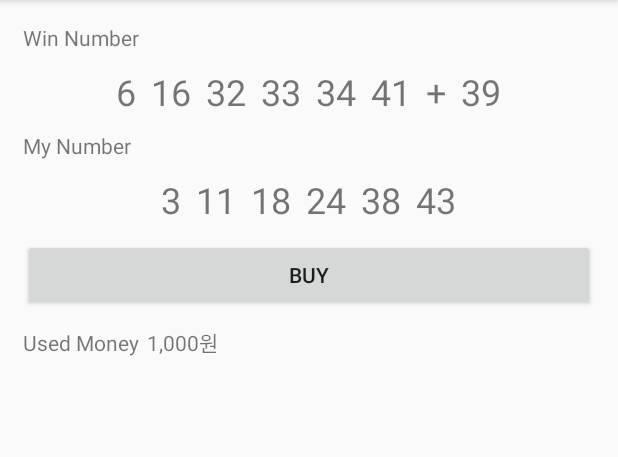
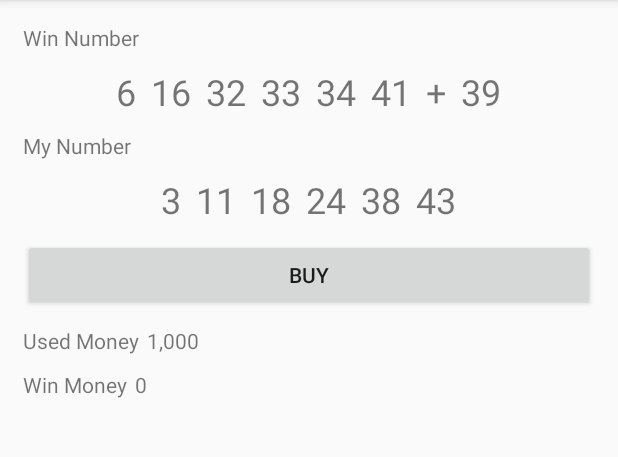
Before and after one commit to yhwba/FinalProject_LottoSimulator, an Android app: the screen it shows after launch (MainActivity), after a tap on "BUY", on a phone screen of 412 x 824 dp, the part 84-541 px from its top. Run offline under Robolectric (Android 15) with nearby library versions, the phone set to English and light mode, and no system bars; our stand-ins replace data binding.

Commit message:
당첨 등수 계산 + 금액 표시

```diff
--- a/app/src/main/java/kr/co/yhw/finalproject_lottosimulator_20200602/MainActivity.java
+++ b/app/src/main/java/kr/co/yhw/finalproject_lottosimulator_20200602/MainActivity.java
@@ -23,6 +23,10 @@ public class MainActivity extends BaseActivity {
     List<TextView> winNumTxts = new ArrayList<>();
     long useMoney = 0L;
 
+    long winMoney = 0L;
+
+    List<TextView> myNumTxts = new ArrayList<>();
+
     @Override
     protected void onCreate(Bundle savedInstanceState) {
         super.onCreate(savedInstanceState);
@@ -46,26 +50,84 @@ public class MainActivity extends BaseActivity {
 
     @Override
     public void setValues() {
-        winNumTxts.add((binding.winNumTxt01));
-        winNumTxts.add((binding.winNumTxt02));
-        winNumTxts.add((binding.winNumTxt03));
-        winNumTxts.add((binding.winNumTxt04));
-        winNumTxts.add((binding.winNumTxt05));
-        winNumTxts.add((binding.winNumTxt06));
+        winNumTxts.add(binding.winNumTxt01);
+        winNumTxts.add(binding.winNumTxt02);
+        winNumTxts.add(binding.winNumTxt03);
+        winNumTxts.add(binding.winNumTxt04);
+        winNumTxts.add(binding.winNumTxt05);
+        winNumTxts.add(binding.winNumTxt06);
+
+        myNumTxts.add(binding.myNumTxt01);
+        myNumTxts.add(binding.myNumTxt02);
+        myNumTxts.add(binding.myNumTxt03);
+        myNumTxts.add(binding.myNumTxt04);
+        myNumTxts.add(binding.myNumTxt05);
+        myNumTxts.add(binding.myNumTxt06);
+
     }
 
-    void checkWinRank(){
-        useMoney +=1000;
+    void checkWinRank() {
+        useMoney += 1000;
 
         binding.useMoneyTxt.setText(String.format("%,d원 ", useMoney));
 
+        int correctCount = 0;
+
+        for (TextView myNumTxt : myNumTxts){
+            //               myNumTxt(string)을 int로 바꿔야함 =>
+            int myNum = Integer.parseInt(myNumTxt.getText().toString());
+
+            for (int winNum : winLottoNumArr){
+
+                if(myNum == winNum){
+                    correctCount++;
+                }
+            }
+        }
+        if (correctCount == 6 ){
+            winMoney += 1300000000;
+        }
+        else if (correctCount ==5){
+            boolean isBounsNumCorrect = false;
+
+            for(TextView myNumTxt :myNumTxts){
+                int myNum = Integer.parseInt(myNumTxt.getText().toString());
+
+                if (myNum == bounsNum){
+                    isBounsNumCorrect =true;
+                    break;
+                }
+            }
+            if (isBounsNumCorrect){
+                winMoney +=54000000;
+            }
+            else {
+                winMoney +=1450000;
+            }
+        }
+        else if (correctCount ==4 ){
+            winMoney +=50000;
+        }
+        else if (correctCount == 3){
+            winMoney +=5000;
+//            useMoney -=5000;
+        }
+        else {
+
+        }
+
+        binding.winMoneyTxt.setText(String.format("%,d",winMoney));
+        binding.useMoneyTxt.setText(String.format("%,d",useMoney));
+
+
     }
+
     void makeLottoWinNumbers() {
 //        로또 넘버 초기화
         for (int i = 0; i < winLottoNumArr.length; i++) {
             winLottoNumArr[i] = 0;
         }
-        bounsNum =0;
+        bounsNum = 0;
 
 //        여섯개의 당첨번호 뽑기
         for (int i = 0; i < winLottoNumArr.length; i++) {
@@ -91,20 +153,20 @@ public class MainActivity extends BaseActivity {
         }
         Arrays.sort(winLottoNumArr);
 
-        while (true){
+        while (true) {
 
-            int randomNum =(int)(Math.random()*45 +1);
+            int randomNum = (int) (Math.random() * 45 + 1);
 
             boolean isDuplicatedOk = true;
 
-            for (int num : winLottoNumArr){
-                if (num == randomNum){
-                    isDuplicatedOk=false;
+            for (int num : winLottoNumArr) {
+                if (num == randomNum) {
+                    isDuplicatedOk = false;
                     break;
                 }
             }
 
-            if(isDuplicatedOk){
+            if (isDuplicatedOk) {
                 bounsNum = randomNum;
                 break;
             }
@@ -113,10 +175,10 @@ public class MainActivity extends BaseActivity {
         for (int i = 0; i < winNumTxts.size(); i++) {
             int winNum = winLottoNumArr[i];
 //            Log.d("당첨번호", winNum + "");
-            winNumTxts.get(i).setText(winNum+"");
+            winNumTxts.get(i).setText(winNum + "");
         }
 
-        binding.bounsNumTxt.setText(bounsNum+"");
+        binding.bounsNumTxt.setText(bounsNum + "");
 
 
     }
--- a/app/src/main/res/layout/activity_main.xml
+++ b/app/src/main/res/layout/activity_main.xml
@@ -176,6 +176,25 @@
                 android:text=" : 원" />
 
         </LinearLayout>
+        <LinearLayout
+            android:layout_width="match_parent"
+            android:layout_height="wrap_content"
+            android:layout_marginTop="10dp"
+            android:orientation="horizontal">
+
+            <TextView
+                android:layout_width="wrap_content"
+                android:layout_height="wrap_content"
+                android:text="@string/win_money" />
+
+            <TextView
+                android:id="@+id/winMoneyTxt"
+                android:layout_width="wrap_content"
+                android:layout_height="wrap_content"
+                android:layout_marginLeft="5dp"
+                android:text=" : 원" />
+
+        </LinearLayout>
 
     </LinearLayout>
 </layout>
--- a/app/src/main/res/values/strings.xml
+++ b/app/src/main/res/values/strings.xml
@@ -4,4 +4,5 @@
     <string name="my_number">My Number</string>
     <string name="buy_one_lotto_btn">Buy</string>
     <string name="use_money">Used Money</string>
+    <string name="win_money">Win Money</string>
 </resources>
```
